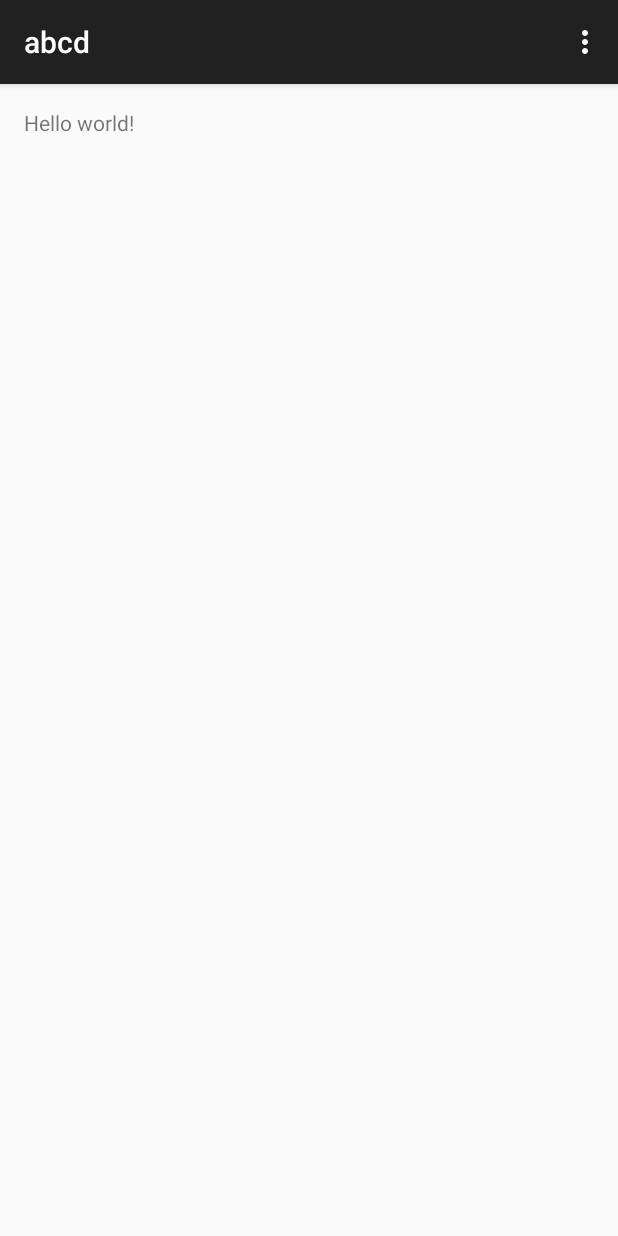
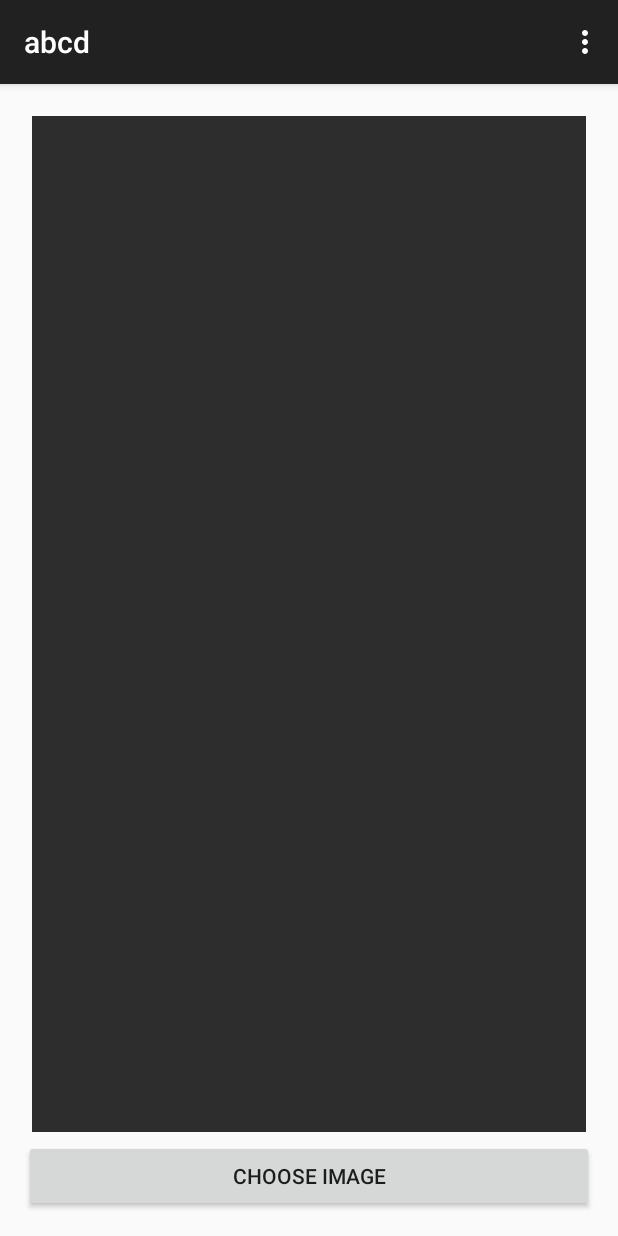
Before and after one commit to agaurav77/abcd, an Android app: the screen it shows after launch (ReportActivity), on a phone screen of 412 x 824 dp. Run offline under Robolectric (Android 15) with nearby library versions, the phone set to English and light mode, and no system bars.

Commit message:
camera chooser working

```diff
--- a/app/src/main/AndroidManifest.xml
+++ b/app/src/main/AndroidManifest.xml
@@ -1,6 +1,10 @@
 <?xml version="1.0" encoding="utf-8"?>
 <manifest xmlns:android="http://schemas.android.com/apk/res/android"
     package="hackathon15.abcd" >
+
+    <uses-feature
+        android:name="android.hardware.camera2"
+        android:required="false"/>
 
     <application
         android:allowBackup="true"
--- a/app/src/main/res/layout/activity_report.xml
+++ b/app/src/main/res/layout/activity_report.xml
@@ -7,11 +7,25 @@
     android:paddingRight="@dimen/activity_horizontal_margin"
     android:paddingTop="@dimen/activity_vertical_margin"
     android:paddingBottom="@dimen/activity_vertical_margin"
-    tools:context=".ReportActivity">
+    tools:context=".ReportActivity"
+    android:id="@+id/relativelayout1">
 
-    <TextView
-        android:text="@string/hello_world"
-        android:layout_width="wrap_content"
-        android:layout_height="wrap_content" />
+    <ImageView
+        android:layout_width="match_parent"
+        android:layout_height="match_parent"
+        android:layout_margin="5dp"
+        android:id="@+id/imageview_chosen"
+        android:background="#2d2d2d"
+        android:contentDescription="@string/imageview_chosen_description"
+        android:layout_above="@+id/button" />
+    <Button
+        android:onClick="takePicture"
+        android:layout_width="match_parent"
+        android:layout_height="wrap_content"
+        android:text="@string/text_choose_image"
+        android:layout_alignParentBottom="true"
+        android:layout_alignParentLeft="true"
+        android:layout_alignParentStart="true"
+        android:id="@+id/button" />
 
 </RelativeLayout>
--- a/app/src/main/res/values/strings.xml
+++ b/app/src/main/res/values/strings.xml
@@ -1,6 +1,8 @@
 <resources>
     <string name="app_name">abcd</string>
-
+    <string name="text_choose_another">Choose Again</string>
     <string name="hello_world">Hello world!</string>
     <string name="action_settings">Settings</string>
+    <string name="text_choose_image">Choose Image</string>
+    <string name="imageview_chosen_description">Garbage report image.</string>
 </resources>
```
Also changed, not shown: app/src/main/java/hackathon15/abcd/ReportActivity.java (+48 -0 lines), 1 other file.
